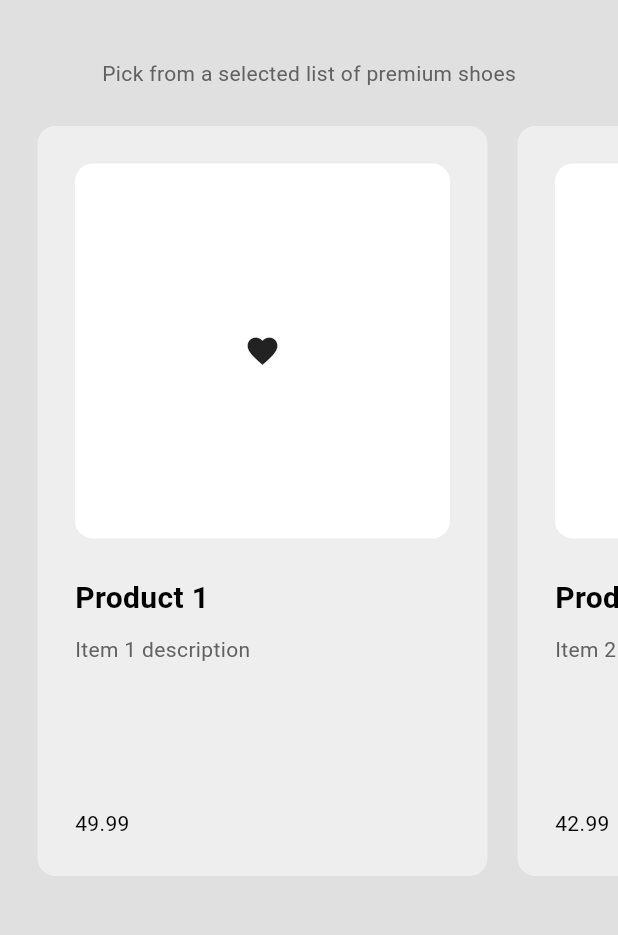
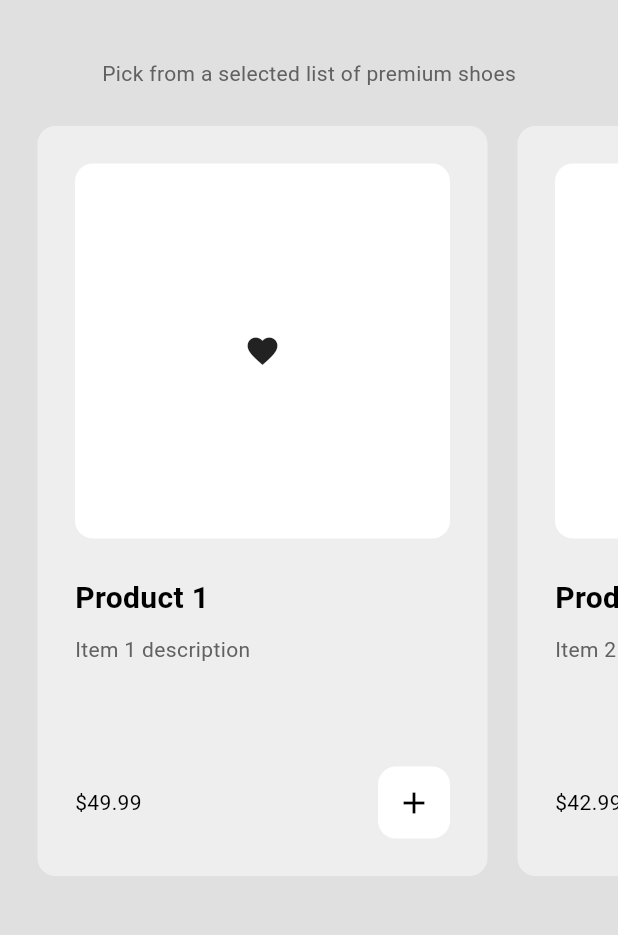
Before and after one commit to marquinhos2017/ecommerce_app, a Flutter app: the ShopPage screen opened by its route, on a phone screen of 412 x 824 dp, the part 63-998 px from its top. Run offline on Flutter 3.47's test engine with Material 3 defaults, Android fonts, the phone set to English and light mode, and no system bars.

Commit message:
add the modal to add the product to cart

```diff
--- a/lib/components/my_product_tile.dart
+++ b/lib/components/my_product_tile.dart
@@ -1,9 +1,33 @@
 import 'package:ecommerce_app/models/product.dart';
+import 'package:ecommerce_app/models/shop.dart';
 import 'package:flutter/material.dart';
+import 'package:provider/provider.dart';
 
 class MyProductTile extends StatelessWidget {
   final Product product;
   const MyProductTile({super.key, required this.product});
+
+  void addToCart(BuildContext context) {
+    showDialog(
+      context: context,
+      builder: (context) => AlertDialog(
+        content: Text("Add this item to your cart ?"),
+        actions: [
+          MaterialButton(
+            onPressed: () => Navigator.pop(context),
+            child: Text("Cancel"),
+          ),
+          MaterialButton(
+            onPressed: () {
+              Navigator.pop(context);
+              context.read<Shop>().addToCart(product);
+            },
+            child: Text("Yes"),
+          ),
+        ],
+      ),
+    );
+  }
 
   @override
   Widget build(BuildContext context) {
@@ -53,7 +77,21 @@ class MyProductTile extends StatelessWidget {
             const SizedBox(
               height: 25,
             ),
-            Text(product.price.toStringAsFixed(2)),
+            Row(
+              mainAxisAlignment: MainAxisAlignment.spaceBetween,
+              children: [
+                Text('\$' + product.price.toStringAsFixed(2)),
+                Container(
+                    decoration: BoxDecoration(
+                      color: Theme.of(context).colorScheme.secondary,
+                      borderRadius: BorderRadius.circular(12),
+                    ),
+                    child: IconButton(
+                      onPressed: () => addToCart(context),
+                      icon: Icon(Icons.add),
+                    )),
+              ],
+            ),
           ]),
     );
   }
```
